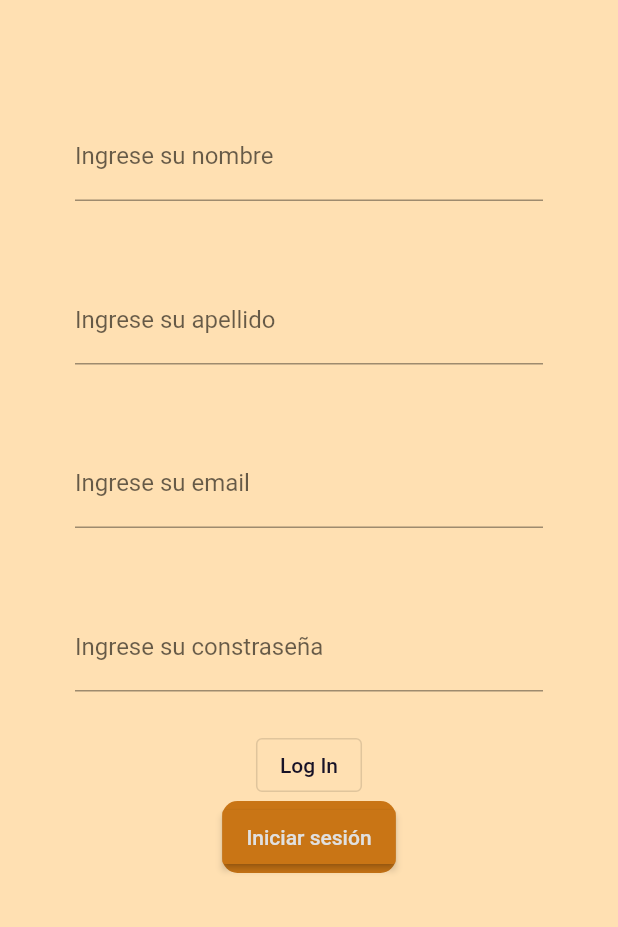
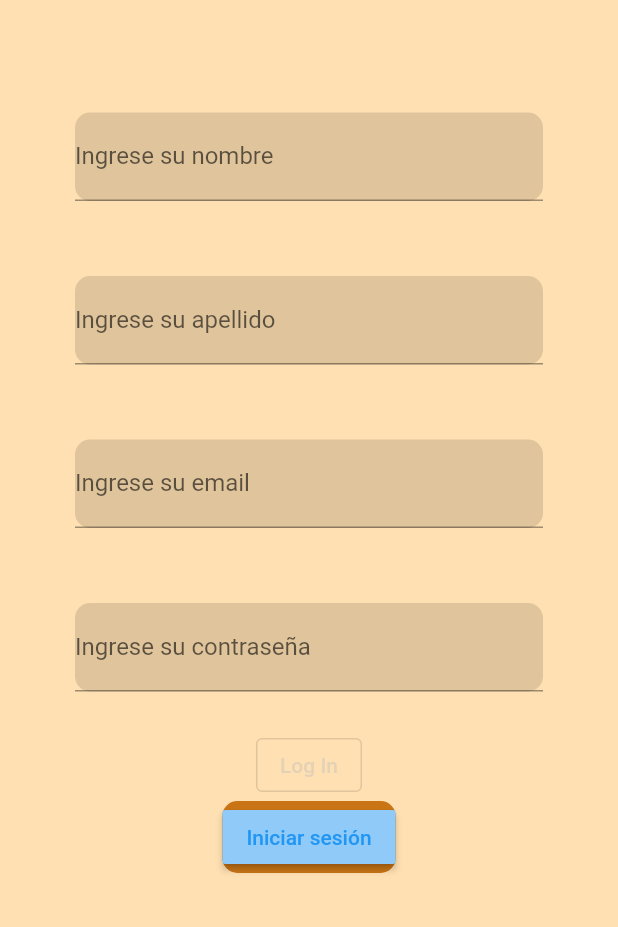
Before and after one commit to Anonyzard/pp2-practico1, a Flutter app: the screen it shows after launch, after a tap on "Sign In", on a phone screen of 412 x 824 dp, the part 309-1236 px from its top. Run offline on Flutter 3.47's test engine with Material 2 defaults, Android fonts, the phone set to English and light mode, and no system bars.

Commit message:
Refactorizando (signin roto)

```diff
--- /dev/null
+++ b/lib/pages/signin_widgets/button_signin.dart
@@ -0,0 +1,59 @@
+import 'package:flutter/material.dart';
+import 'package:proyecto1practica2/login.dart';
+import 'package:proyecto1practica2/pages/main_screen.dart';
+
+class start_buttons extends StatelessWidget {
+  const start_buttons({Key? key}) : super(key: key);
+
+  @override
+  Widget build(BuildContext context) {
+    return Column(children: [
+      Container(
+          decoration: BoxDecoration(
+            borderRadius: BorderRadius.circular(10.0),
+            // color: Color.fromARGB(255, 201, 117, 21),
+          ),
+          child: OutlinedButton(
+            onPressed: () {
+              Navigator.push(context,
+                  MaterialPageRoute(builder: (context) => const Login()));
+            },
+            child: Text(
+              'Log In',
+              style: TextStyle(
+                color: Theme.of(context).highlightColor,
+              ),
+            ),
+          )),
+      Container(
+        decoration: BoxDecoration(
+          borderRadius: BorderRadius.circular(10.0),
+          color: const Color.fromARGB(255, 201, 117, 21),
+        ),
+        child: MaterialButton(
+          color: Theme.of(context)
+              .backgroundColor, //Color.fromARGB(255, 201, 117, 21),
+          // style: ButtonStyle(
+          //     backgroundColor: Color.fromARGB(255, 201, 117, 21)), //,
+          onPressed: () {
+            // // Validate returns true if the form is valid, or false otherwise.
+            // if (_nombre.currentState!.validate()) {
+            //   // If the form is valid, display a snackbar. In the real world,
+            //   // you'd often call a server or save the information in a database.
+            //   ScaffoldMessenger.of(context).showSnackBar(
+            //     const SnackBar(content: Text('Processing Data')),
+            //   );
+            Navigator.push(
+              context,
+              MaterialPageRoute(builder: (context) => const main_screens()),
+            );
+          },
+          child: Text(
+            'Iniciar sesión',
+            style: TextStyle(color: Theme.of(context).primaryColor),
+          ),
+        ),
+      ),
+    ]);
+  }
+}
--- /dev/null
+++ b/lib/pages/signin_widgets/formimputapp.dart
@@ -0,0 +1,38 @@
+import 'package:flutter/material.dart';
+
+class FormImputApp extends StatelessWidget {
+  const FormImputApp({
+    Key? key,
+    required GlobalKey<FormState> nombre,
+    required String stringDatos,
+  })  : _nombre = nombre,
+        _stringDatos = stringDatos,
+        super(key: key);
+
+  final GlobalKey<FormState> _nombre;
+  final String _stringDatos;
+
+  @override
+  Widget build(BuildContext context) {
+    return Container(
+        margin: const EdgeInsets.symmetric(horizontal: 50.0, vertical: 25.0),
+        decoration: BoxDecoration(
+          borderRadius: BorderRadius.circular(10.0),
+          color: Theme.of(context).dividerColor,
+        ),
+        child: TextFormField(
+          key: _nombre,
+          decoration: InputDecoration(labelText: _stringDatos),
+          obscureText: false,
+          // keyboardType: TextInputType.emailAddress,
+          // maxLength: 32,
+          // The validator receives the text that the user has entered.
+          validator: (value) {
+            if (value == null || value.isEmpty) {
+              return 'Por favor ingrese su nombre';
+            }
+            return null;
+          },
+        ));
+  }
+}
--- a/lib/signin.dart
+++ b/lib/signin.dart
@@ -1,6 +1,8 @@
 import 'package:flutter/material.dart';
 
 import 'package:proyecto1practica2/pages/main_screen.dart';
+import 'package:proyecto1practica2/pages/signin_widgets/button_signin.dart';
+import 'package:proyecto1practica2/pages/signin_widgets/formimputapp.dart';
 
 void main() => runApp(const Signin());
 
@@ -10,6 +12,9 @@ class Signin extends StatelessWidget {
   @override
   Widget build(BuildContext context) {
     final _nombre = GlobalKey<FormState>();
+    final _apellido = GlobalKey<FormState>();
+    final _emali = GlobalKey<FormState>();
+    final _contrasena = GlobalKey<FormState>();
     return MaterialApp(
         debugShowCheckedModeBanner: false,
         title: 'Material App',
@@ -32,132 +37,14 @@ class Signin extends StatelessWidget {
                       width: 100,
                       height: 100,
                     ))),
-                Container(
-                    margin: const EdgeInsets.symmetric(
-                        horizontal: 50.0, vertical: 25.0),
-                    decoration: BoxDecoration(
-                      borderRadius: BorderRadius.circular(10.0),
-                      color: Theme.of(context).dividerColor,
-                    ),
-                    child: TextFormField(
-                      key: _nombre,
-                      decoration:
-                          const InputDecoration(labelText: 'Ingrese su nombre'),
-                      obscureText: false,
-                      // keyboardType: TextInputType.emailAddress,
-                      // maxLength: 32,
-                      // The validator receives the text that the user has entered.
-                      validator: (value) {
-                        if (value == null || value.isEmpty) {
-                          return 'Por favor ingrese su nombre';
-                        }
-                        return null;
-                      },
-                    )),
-                Container(
-                    margin: const EdgeInsets.symmetric(
-                        horizontal: 50.0, vertical: 25.0),
-                    decoration: BoxDecoration(
-                      borderRadius: BorderRadius.circular(10.0),
-                      color: Theme.of(context).dividerColor,
-                    ),
-                    child: TextFormField(
-                      // key: _nombre,
-                      decoration: const InputDecoration(
-                          labelText: 'Ingrese su apellido'),
-                      obscureText: false,
-                      // keyboardType: TextInputType.emailAddress,
-                      // maxLength: 32,
-                      // The validator receives the text that the user has entered.
-                      validator: (value) {
-                        if (value == null || value.isEmpty) {
-                          return 'Por favor ingrese su apellido';
-                        }
-                        return null;
-                      },
-                    )),
-                Container(
-                    margin: const EdgeInsets.symmetric(
-                        horizontal: 50.0, vertical: 25.0),
-                    decoration: BoxDecoration(
-                      borderRadius: BorderRadius.circular(10.0),
-                      color: Theme.of(context).dividerColor,
-                    ),
-                    child: TextFormField(
-                      // key: _nombre,
-                      decoration:
-                          const InputDecoration(labelText: 'Ingrese su email'),
-                      obscureText: false,
-                      keyboardType: TextInputType.emailAddress,
-                      // maxLength: 32,
-                      // The validator receives the text that the user has entered.
-                      validator: (value) {
-                        if (value == null || value.isEmpty) {
-                          return 'Por favor ingrese su email';
-                        }
-                        return null;
-                      },
-                    )),
-                Container(
-                    margin: const EdgeInsets.symmetric(
-                        horizontal: 50.0, vertical: 25.0),
-                    decoration: BoxDecoration(
-                        borderRadius: BorderRadius.circular(10.0),
-                        color: Theme.of(context)
-                            .dividerColor //Color.fromRGBO(255, 201, 117, 21),
-                        ),
-                    child: TextFormField(
-                      decoration: const InputDecoration(
-                          labelText: 'Ingrese su constraseña'),
-                      obscureText: true,
-                    )),
-                Container(
-                    decoration: BoxDecoration(
-                      borderRadius: BorderRadius.circular(10.0),
-                      // color: Color.fromARGB(255, 201, 117, 21),
-                    ),
-                    child: OutlinedButton(
-                      onPressed: () {
-                        Navigator.pop(context);
-                      },
-                      child: Text(
-                        'Log In',
-                        style: TextStyle(
-                          color: Theme.of(context).highlightColor,
-                        ),
-                      ),
-                    )),
-                Container(
-                  decoration: BoxDecoration(
-                    borderRadius: BorderRadius.circular(10.0),
-                    color: const Color.fromARGB(255, 201, 117, 21),
-                  ),
-                  child: MaterialButton(
-                    color: Theme.of(context)
-                        .backgroundColor, //Color.fromARGB(255, 201, 117, 21),
-                    // style: ButtonStyle(
-                    //     backgroundColor: Color.fromARGB(255, 201, 117, 21)), //,
-                    onPressed: () {
-                      // // Validate returns true if the form is valid, or false otherwise.
-                      // if (_nombre.currentState!.validate()) {
-                      //   // If the form is valid, display a snackbar. In the real world,
-                      //   // you'd often call a server or save the information in a database.
-                      //   ScaffoldMessenger.of(context).showSnackBar(
-                      //     const SnackBar(content: Text('Processing Data')),
-                      //   );
-                      Navigator.push(
-                        context,
-                        MaterialPageRoute(
-                            builder: (context) => const main_screens()),
-                      );
-                    },
-                    child: Text(
-                      'Iniciar sesión',
-                      style: TextStyle(color: Theme.of(context).primaryColor),
-                    ),
-                  ),
-                ),
-              ])
+                FormImputApp(nombre: _nombre, stringDatos: "Ingrese su nombre"),
+                FormImputApp(
+                    nombre: _apellido, stringDatos: "Ingrese su apellido"),
+                FormImputApp(nombre: _emali, stringDatos: "Ingrese su email"),
+                FormImputApp(
+                    nombre: _contrasena, stringDatos: "Ingrese su contraseña"),
+              ]),
+              start_buttons()
             ],
           ),
         ));
```
